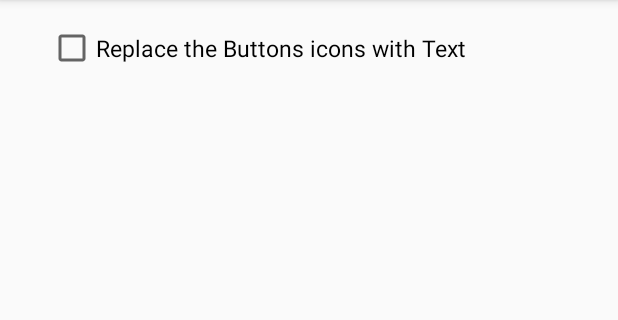
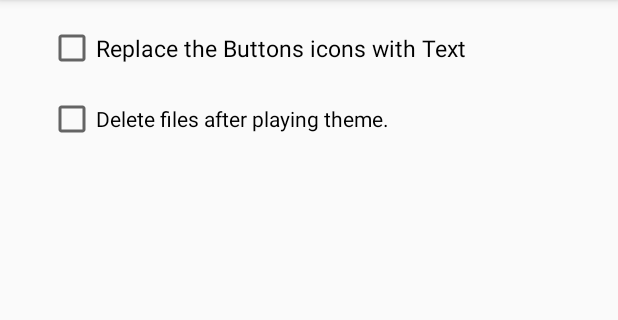
Before and after one commit to Fahad-alkamli/quranAndroidApp, an Android app: the screen it shows after launch (UserSettingsActivity), in the options menu, after a tap on "Settings", on a phone screen of 412 x 824 dp, the part 84-404 px from its top. Run offline under Robolectric (Android 15) with nearby library versions, the phone set to English and light mode, and no system bars.

Commit message:
Give the user the option to delete the files after playing them

```diff
--- a/QuranApp/app/src/main/java/alkamli/fahad/quranapp/quranapp/HomeActivity.java
+++ b/QuranApp/app/src/main/java/alkamli/fahad/quranapp/quranapp/HomeActivity.java
@@ -23,6 +23,14 @@ public class HomeActivity extends AppCompatActivity {
         list=(RecyclerView) findViewById(R.id.list);
         list.setAdapter(new HomeAdapter(this, CommonFunctions.getSourahList(this)));
         list.setLayoutManager(new LinearLayoutManager(this));
+        //Delete files if the option has been selected
+        new Thread(new Runnable(){
+            @Override
+            public void run()
+            {
+                CommonFunctions.checkForDeleteFilesOption(getApplicationContext());
+            }
+        }).start();
     }
 
     @Override
@@ -49,6 +57,11 @@ public class HomeActivity extends AppCompatActivity {
                     //overridePendingTransition(R.anim.fadeout, R.anim.fadein);
                     return true;
                 }
+                case R.id.downloadAll:
+                {
+
+                    return true;
+                }
 
             }
         }catch(Exception e)
@@ -61,5 +74,20 @@ public class HomeActivity extends AppCompatActivity {
         return false;
     }
 
+    private void downloadAllFiles()
+    {
 
+    }
+
+    @Override
+    protected void onDestroy() {
+        super.onDestroy();
+        new Thread(new Runnable(){
+            @Override
+            public void run()
+            {
+                CommonFunctions.checkForDeleteFilesOption(getApplicationContext());
+            }
+        }).start();
+    }
 }
--- a/QuranApp/app/src/main/java/alkamli/fahad/quranapp/quranapp/UserSettingsActivity.java
+++ b/QuranApp/app/src/main/java/alkamli/fahad/quranapp/quranapp/UserSettingsActivity.java
@@ -9,11 +9,13 @@ import android.widget.CompoundButton;
 public class UserSettingsActivity extends AppCompatActivity {
 
     CheckBox replaceIconsCheckBox;
+    CheckBox deleteFilesCheckBox;
     @Override
     protected void onCreate(Bundle savedInstanceState) {
         super.onCreate(savedInstanceState);
         setContentView(R.layout.activity_user_settings);
         replaceIconsCheckBox=(CheckBox) findViewById(R.id.replaceIconsCheckBox);
+        deleteFilesCheckBox=(CheckBox) findViewById(R.id.deleteFilesCheckBox);
         replaceIconsCheckBox.setOnCheckedChangeListener(new CompoundButton.OnCheckedChangeListener() {
             @Override
             public void onCheckedChanged(CompoundButton compoundButton, boolean b) {
@@ -26,5 +28,19 @@ public class UserSettingsActivity extends AppCompatActivity {
         {
             replaceIconsCheckBox.setChecked(true);
         }
+
+
+        deleteFilesCheckBox.setOnCheckedChangeListener(new CompoundButton.OnCheckedChangeListener() {
+            @Override
+            public void onCheckedChanged(CompoundButton compoundButton, boolean b) {
+                // Log.e(CommonFunctions.TAG,Boolean.toString(b));
+                CommonFunctions.getEditor(getApplicationContext()).putBoolean("deleteFilesAfterPlaying",b).commit();
+            }
+        });
+        //Set the default option if it exists
+        if(CommonFunctions.getSharedPreferences(this).getBoolean("deleteFilesAfterPlaying",false))
+        {
+            deleteFilesCheckBox.setChecked(true);
+        }
     }
 }
--- a/QuranApp/app/src/main/res/layout/activity_user_settings.xml
+++ b/QuranApp/app/src/main/res/layout/activity_user_settings.xml
@@ -20,4 +20,13 @@
         android:textSize="15sp"
         android:id="@+id/replaceIconsCheckBox" />
 
+    <CheckBox
+        android:text="@string/delete_files_after_playing_theme"
+        android:layout_width="wrap_content"
+        android:layout_height="wrap_content"
+        android:layout_below="@+id/replaceIconsCheckBox"
+        android:layout_alignStart="@+id/replaceIconsCheckBox"
+        android:layout_marginTop="15dp"
+        android:id="@+id/deleteFilesCheckBox" />
+
 </RelativeLayout>
--- a/QuranApp/app/src/main/res/menu/toolbar_menu.xml
+++ b/QuranApp/app/src/main/res/menu/toolbar_menu.xml
@@ -9,4 +9,9 @@
         android:title="@string/settings"
         />
 
+    <item
+        app:showAsAction="always"
+        android:title="Download All"
+        android:id="@+id/downloadAll"
+        />
 </menu>
--- a/QuranApp/app/src/main/res/values/strings.xml
+++ b/QuranApp/app/src/main/res/values/strings.xml
@@ -132,4 +132,6 @@
     <string name="internet_connection_error">Error: Internet connection is not available</string>
     <string name="file_is_corrupt">Error:File is corrupt, please try again.</string>
     <string name="not_enough_space">Error:Not Enough Storage Space Available.</string>
+    <string name="delete_files_after_playing_theme">Delete files after playing theme.</string>
+    <string name="please_wait_for_file_to_finish_downloading">Error: Please wait for file/s to finish downloading.</string>
 </resources>
```
Also changed, not shown: QuranApp/app/src/main/java/alkamli/fahad/quranapp/quranapp/CommonFunctions.java (+23 -0 lines), QuranApp/app/src/main/java/alkamli/fahad/quranapp/quranapp/PlayerActivity.java (+39 -5 lines), QuranApp/app/src/main/java/alkamli/fahad/quranapp/quranapp/PlayerActivity2.java (+8 -4 lines).
